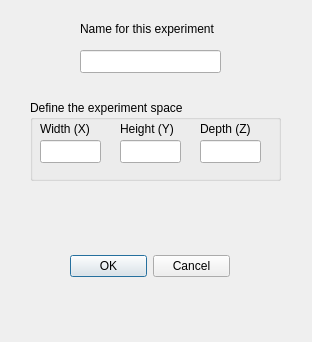
perryiv/cadkit, file Experimental/VaporIntrusionGUI/VaporIntrusionDelegate/NewVaporIntrusion.ui: the form before one commit.
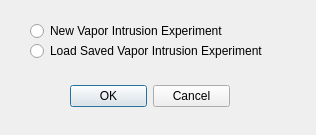
The form after the commit.

What changed in the file:
```diff
--- a/Experimental/VaporIntrusionGUI/VaporIntrusionDelegate/NewVaporIntrusion.ui
+++ b/Experimental/VaporIntrusionGUI/VaporIntrusionDelegate/NewVaporIntrusion.ui
@@ -5,8 +5,8 @@
    <rect>
     <x>0</x>
     <y>0</y>
-    <width>312</width>
-    <height>342</height>
+    <width>316</width>
+    <height>135</height>
    </rect>
   </property>
   <property name="windowTitle" >
@@ -16,7 +16,7 @@
    <property name="geometry" >
     <rect>
      <x>70</x>
-     <y>250</y>
+     <y>80</y>
      <width>160</width>
      <height>32</height>
     </rect>
@@ -28,110 +28,31 @@
     <set>QDialogButtonBox::Cancel|QDialogButtonBox::NoButton|QDialogButtonBox::Ok</set>
    </property>
   </widget>
-  <widget class="QGroupBox" name="groupBox" >
+  <widget class="QRadioButton" name="newRadio" >
    <property name="geometry" >
     <rect>
      <x>30</x>
-     <y>100</y>
-     <width>251</width>
-     <height>81</height>
-    </rect>
-   </property>
-   <property name="title" >
-    <string>Define the experiment space</string>
-   </property>
-   <widget class="QLineEdit" name="xValue" >
-    <property name="geometry" >
-     <rect>
-      <x>10</x>
-      <y>40</y>
-      <width>61</width>
-      <height>23</height>
-     </rect>
-    </property>
-   </widget>
-   <widget class="QLabel" name="label" >
-    <property name="geometry" >
-     <rect>
-      <x>10</x>
-      <y>20</y>
-      <width>61</width>
-      <height>18</height>
-     </rect>
-    </property>
-    <property name="text" >
-     <string>Width (X)</string>
-    </property>
-   </widget>
-   <widget class="QLabel" name="label_2" >
-    <property name="geometry" >
-     <rect>
-      <x>90</x>
-      <y>20</y>
-      <width>61</width>
-      <height>18</height>
-     </rect>
-    </property>
-    <property name="text" >
-     <string>Height (Y)</string>
-    </property>
-   </widget>
-   <widget class="QLineEdit" name="yValue" >
-    <property name="geometry" >
-     <rect>
-      <x>90</x>
-      <y>40</y>
-      <width>61</width>
-      <height>23</height>
-     </rect>
-    </property>
-   </widget>
-   <widget class="QLabel" name="label_3" >
-    <property name="geometry" >
-     <rect>
-      <x>170</x>
-      <y>20</y>
-      <width>61</width>
-      <height>18</height>
-     </rect>
-    </property>
-    <property name="text" >
-     <string>Depth (Z)</string>
-    </property>
-   </widget>
-   <widget class="QLineEdit" name="zValue" >
-    <property name="geometry" >
-     <rect>
-      <x>170</x>
-      <y>40</y>
-      <width>61</width>
-      <height>23</height>
-     </rect>
-    </property>
-   </widget>
-  </widget>
-  <widget class="QLabel" name="label_4" >
-   <property name="geometry" >
-    <rect>
-     <x>80</x>
      <y>20</y>
-     <width>151</width>
-     <height>18</height>
+     <width>201</width>
+     <height>22</height>
     </rect>
    </property>
    <property name="text" >
-    <string>Name for this experiment</string>
+    <string>New Vapor Intrusion Experiment</string>
    </property>
   </widget>
-  <widget class="QLineEdit" name="spaceName" >
+  <widget class="QRadioButton" name="loadRadio" >
    <property name="geometry" >
     <rect>
-     <x>80</x>
-     <y>50</y>
-     <width>141</width>
-     <height>23</height>
+     <x>30</x>
+     <y>40</y>
+     <width>251</width>
+     <height>22</height>
     </rect>
    </property>
+   <property name="text" >
+    <string>Load Saved Vapor Intrusion Experiment</string>
+   </property>
   </widget>
  </widget>
  <resources/>
```
Left out of the diff: 2 changed lines with no effect on the pictures.
